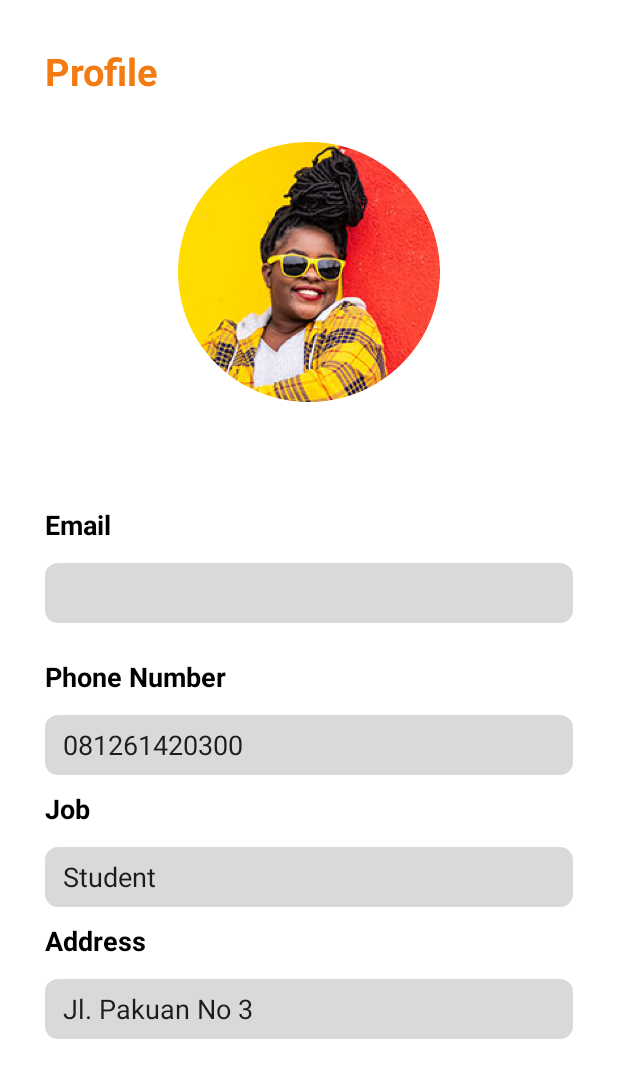
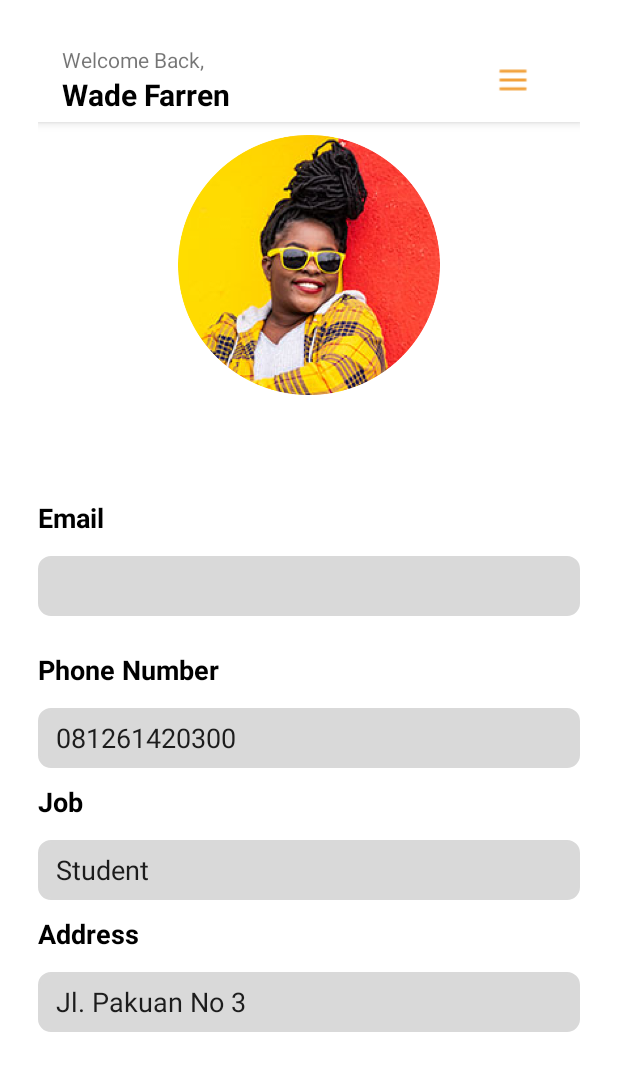
Before and after one commit to Abdhy-Samoedra/AXF_Assets, an Android app: the ProfileActivity screen opened directly, with no data from a screen before it, on a phone screen of 412 x 824 dp. Shown: the top 1078 px of the screen. Run offline under Robolectric (Android 15) with nearby library versions, the phone set to English and light mode, and no system bars; Roboto replaces fonts that are not available here.

Commit message:
set the humberger to certain page

```diff
--- a/app/src/main/java/com/example/axf_assets/ProfileActivity.java
+++ b/app/src/main/java/com/example/axf_assets/ProfileActivity.java
@@ -4,16 +4,19 @@ import androidx.appcompat.app.AppCompatActivity;
 import android.os.Bundle;
 import android.widget.TextView;
 
-public class ProfileActivity extends AppCompatActivity {
+public class ProfileActivity extends SpinnerLogic {
 
     TextView usernameGreeting;
     TextView usernameHandle;
     TextView emailUser;
 
+    protected int getLayoutResourceId() {
+        return R.layout.activity_profile;
+    }
+
     @Override
     protected void onCreate(Bundle savedInstanceState) {
         super.onCreate(savedInstanceState);
-        setContentView(R.layout.activity_profile);
 
         usernameGreeting = findViewById(R.id.username_greeting);
         usernameHandle = findViewById(R.id.username_handle);
@@ -29,4 +32,5 @@ public class ProfileActivity extends AppCompatActivity {
             emailUser.setText(username + "@gmail.com");
         }
     }
+
 }
--- a/app/src/main/java/com/example/axf_assets/SpinnerLogic.java
+++ b/app/src/main/java/com/example/axf_assets/SpinnerLogic.java
@@ -1,5 +1,4 @@
 package com.example.axf_assets;
-
 import android.content.Intent;
 import android.os.Bundle;
 import android.util.Log;
@@ -12,6 +11,12 @@ import android.widget.Toast;
 
 import androidx.annotation.Nullable;
 import androidx.appcompat.app.AppCompatActivity;
+
+import com.example.axf_assets.CustomSpinner;
+import com.example.axf_assets.HomeActivity;
+import com.example.axf_assets.ListItem;
+import com.example.axf_assets.ProfileActivity;
+import com.example.axf_assets.R;
 
 public abstract class SpinnerLogic extends AppCompatActivity {
 
@@ -29,18 +34,31 @@ public abstract class SpinnerLogic extends AppCompatActivity {
         hamburger_button = findViewById(R.id.hamburger_button);
         username = findViewById(R.id.username_input);
 
-        // Image resources
-        int[] images = {
+        // Image resources (Adjust accordingly)
+        int[] images = {// Placeholder image
+                0,
                 R.drawable.home_image,
                 R.drawable.items,
                 R.drawable.profile,
                 R.drawable.log_out,
         };
 
-        // Spinner items
+        // Spinner items (Adjust accordingly)
         String[] items = getResources().getStringArray(R.array.spinner_items);
 
-        CustomSpinner adapter = new CustomSpinner(this, items, images);
+// Create a new array to hold the modified items
+        String[] modifiedItems = new String[items.length+1];
+
+// Iterate over the items array and modify each item
+        for (int i = 0; i < items.length; i++) {
+            // Append index + 1 to the item
+            modifiedItems[i+1] = items[i];
+        }
+        modifiedItems[0] = "Select The Items";
+
+
+        // Create adapter and set it to the Spinner
+        CustomSpinner adapter = new CustomSpinner(this, modifiedItems, images);
         spinner_homepage.setAdapter(adapter);
 
         hamburger_button.setOnClickListener(v -> spinner_homepage.performClick());
@@ -49,11 +67,17 @@ public abstract class SpinnerLogic extends AppCompatActivity {
             @Override
             public void onItemSelected(AdapterView<?> parent, View view, int position, long id) {
                 Log.d("SpinnerSelection", "Item selected at position: " + position);
+
                 if (isSpinnerInitial) {
                     isSpinnerInitial = false;
                     return;
                 }
-                handleSpinnerSelection(position);
+
+                if (position == 0) {
+                    return;
+                }
+
+                handleSpinnerSelection(position - 1); // Adjust index if necessary
             }
 
             @Override
@@ -85,6 +109,8 @@ public abstract class SpinnerLogic extends AppCompatActivity {
             case 3: // Log Out
                 Toast.makeText(this, "Logging out...", Toast.LENGTH_SHORT).show();
                 break;
+            default:
+                break;
         }
     }
 }
--- a/app/src/main/res/layout/activity_profile.xml
+++ b/app/src/main/res/layout/activity_profile.xml
@@ -2,7 +2,66 @@
     xmlns:android="http://schemas.android.com/apk/res/android"
     android:layout_width="match_parent"
     android:layout_height="match_parent"
-    android:padding="30dp">
+    android:padding="25dp">
+    <androidx.appcompat.widget.Toolbar
+        android:id="@+id/toolbar"
+        android:layout_width="match_parent"
+        android:layout_height="wrap_content"
+        android:background="@color/white"
+        android:elevation="4dp">
+
+        <LinearLayout
+            android:layout_width="wrap_content"
+            android:layout_height="wrap_content"
+            android:orientation="vertical"> <!-- Set orientation to vertical for stacking -->
+
+            <TextView
+                android:id="@+id/Welcome_text"
+                android:layout_width="wrap_content"
+                android:layout_height="wrap_content"
+                android:text="Welcome Back, " />
+
+            <TextView
+                android:layout_width="wrap_content"
+                android:layout_height="wrap_content"
+                android:text="Wade Farren"
+                android:textSize="20sp"
+                android:textColor="@color/black"
+                android:textStyle="bold"/>
+        </LinearLayout>
+
+        <RelativeLayout
+            android:layout_width="match_parent"
+            android:layout_height="wrap_content">
+
+            <ImageButton
+                android:id="@+id/hamburger_button"
+                android:layout_width="50dp"
+                android:layout_height="50dp"
+                android:src="@drawable/hamburger"
+                android:background="@android:color/transparent"
+                android:contentDescription="@string/hamburger_button_desc"
+                android:layout_alignParentEnd="true"
+                android:elevation="11dp"
+                android:layout_marginEnd="20dp"/>
+
+            <RelativeLayout
+                android:layout_width="match_parent"
+                android:layout_height="50dp"
+                >
+
+                <Spinner
+                    android:id="@+id/spinner_homepage"
+                    android:layout_width="wrap_content"
+                    android:layout_alignParentEnd="true"
+                    android:layout_alignParentBottom="true"
+                    android:layout_height="wrap_content"
+                    android:layout_marginEnd="20dp"
+                    android:elevation="10dp"
+                    android:visibility="invisible" />
+            </RelativeLayout>
+        </RelativeLayout>
+    </androidx.appcompat.widget.Toolbar>
 
     <TextView
         android:id="@+id/profile_title"
```
Also changed, not shown: app/src/main/java/com/example/axf_assets/ListItem.java (+63 -27 lines), app/src/main/res/layout/activity_list_item.xml (+50 -4 lines).
